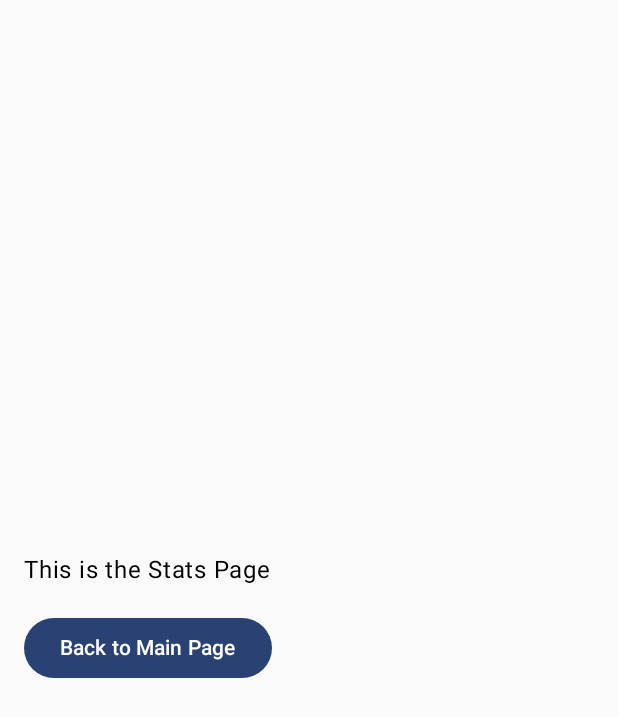
After one commit to jam9151/AndroidFitnessTracker, an Android app built with Jetpack Compose: the StatsPage screen opened through its navigation route, on a phone screen of 412 x 824 dp. The commit adds this screen. Shown: the top 717 px of the screen. Run offline under Robolectric (Android 15) with nearby library versions, the phone set to English and light mode, and no system bars.

Commit message:
added multiple pages with navigation

```diff
--- a/app/build.gradle.kts
+++ b/app/build.gradle.kts
@@ -71,8 +71,11 @@ dependencies {
     debugImplementation(libs.androidx.ui.test.manifest)
 
 
+
     //Added, Specify where they are being imported and what they do.
-    implementation(libs.androidx.security.crypto.ktx)
+    implementation(libs.androidx.security.crypto.ktx)   //allows secure user login
+    implementation(libs.androidx.navigation.compose)    //one MainActivity page and several smaller lightweight pages
+
 
 
 
--- a/app/src/main/java/com/example/androidfitnesstracker/MainActivity.kt
+++ b/app/src/main/java/com/example/androidfitnesstracker/MainActivity.kt
@@ -1,22 +1,18 @@
 package com.example.androidfitnesstracker
 
-import android.content.Intent
 import android.os.Bundle
 import androidx.activity.ComponentActivity
 import androidx.activity.compose.setContent
 import androidx.activity.enableEdgeToEdge
-import androidx.compose.foundation.layout.Arrangement
-import androidx.compose.foundation.layout.Column
-import androidx.compose.foundation.layout.Spacer
-import androidx.compose.foundation.layout.fillMaxSize
-import androidx.compose.foundation.layout.fillMaxWidth
-import androidx.compose.foundation.layout.height
-import androidx.compose.foundation.layout.padding
+import androidx.compose.material3.Text
+import androidx.compose.runtime.Composable
+import androidx.compose.ui.unit.dp
+import androidx.compose.foundation.layout.*
 import androidx.compose.material3.Button
-import androidx.compose.material3.Scaffold
-import androidx.compose.material3.Text
 import androidx.compose.ui.Modifier
-import androidx.compose.ui.unit.dp
+import androidx.navigation.compose.NavHost
+import androidx.navigation.compose.rememberNavController
+import androidx.navigation.compose.composable
 import com.example.androidfitnesstracker.ui.theme.AndroidFitnessTrackerTheme
 
 class MainActivity : ComponentActivity() {
@@ -24,37 +20,15 @@ class MainActivity : ComponentActivity() {
         super.onCreate(savedInstanceState)
 
         enableEdgeToEdge()
-        val sessionManager = UserSessionManager(this)
-        val username = sessionManager.getUsername()
-
-        // Here you handle the core features of the app
         setContent {
             AndroidFitnessTrackerTheme {
-                Column(
-                    modifier = Modifier
-                        .fillMaxSize()
-                        .padding(16.dp),
-                    verticalArrangement = Arrangement.Center
-                ) {
-                    Text(text = "Welcome to the Main Page, $username!")
+                val navController = rememberNavController()
 
-                    Spacer(modifier = Modifier.height(16.dp))
-
-                    // Log Out Button
-                    Button(
-                        onClick = {
-                            // Log the user out
-                            sessionManager.logoutUser()
-
-                            // Navigate back to the login screen
-                            val intent = Intent(this@MainActivity, LoginActivity::class.java)
-                            startActivity(intent)
-                            finish()  // Close MainActivity so user can't go back
-                        },
-                        modifier = Modifier.fillMaxWidth()
-                    ) {
-                        Text(text = "Log Out")
-                    }
+                // Set up the NavHost with routes
+                NavHost(navController = navController, startDestination = "mainPage") {
+                    composable("mainPage") { MainPage(navController) }
+                    composable("workoutPage") { WorkoutPage(navController) }
+                    composable("statsPage") { StatsPage(navController) }
                 }
             }
         }
--- /dev/null
+++ b/app/src/main/java/com/example/androidfitnesstracker/MainPage.kt
@@ -0,0 +1,33 @@
+package com.example.androidfitnesstracker
+
+import androidx.compose.material3.Text
+import androidx.compose.runtime.Composable
+import androidx.compose.foundation.layout.*
+import androidx.compose.material3.Button
+import androidx.compose.ui.Modifier
+import androidx.compose.ui.unit.dp
+import androidx.navigation.NavController
+
+@Composable
+fun MainPage(navController: NavController) {
+    Column(
+        modifier = Modifier
+            .fillMaxSize()
+            .padding(16.dp),
+        verticalArrangement = Arrangement.Center
+    ) {
+        Text(text = "Welcome to Main Page")
+
+        Spacer(modifier = Modifier.height(16.dp))
+
+        Button(onClick = { navController.navigate("workoutPage") }) {
+            Text("Go to Workout Page")
+        }
+
+        Spacer(modifier = Modifier.height(8.dp))
+
+        Button(onClick = { navController.navigate("statsPage") }) {
+            Text("Go to Stats Page")
+        }
+    }
+}
--- /dev/null
+++ b/app/src/main/java/com/example/androidfitnesstracker/StatsPage.kt
@@ -0,0 +1,27 @@
+package com.example.androidfitnesstracker
+
+import androidx.compose.material3.Text
+import androidx.compose.runtime.Composable
+import androidx.compose.foundation.layout.*
+import androidx.compose.material3.Button
+import androidx.compose.ui.Modifier
+import androidx.compose.ui.unit.dp
+import androidx.navigation.NavController
+
+@Composable
+fun StatsPage(navController: NavController) {
+    Column(
+        modifier = Modifier
+            .fillMaxSize()
+            .padding(16.dp),
+        verticalArrangement = Arrangement.Center
+    ) {
+        Text(text = "This is the Stats Page")
+
+        Spacer(modifier = Modifier.height(16.dp))
+
+        Button(onClick = { navController.navigateUp() }) {
+            Text("Back to Main Page")
+        }
+    }
+}
--- a/gradle/libs.versions.toml
+++ b/gradle/libs.versions.toml
@@ -8,12 +8,14 @@ espressoCore = "3.5.1"
 lifecycleRuntimeKtx = "2.6.1"
 activityCompose = "1.8.0"
 composeBom = "2024.04.01"
+navigationCompose = "2.8.3"
 securityCryptoKtx = "1.1.0-alpha06"
 securityCryptoKtxVersion = "1.0.0"
 storage = "1.4.2"
 
 [libraries]
 androidx-core-ktx = { group = "androidx.core", name = "core-ktx", version.ref = "coreKtx" }
+androidx-navigation-compose = { module = "androidx.navigation:navigation-compose", version.ref = "navigationCompose" }
 androidx-security-crypto-ktx = { module = "androidx.security:security-crypto-ktx", version.ref = "securityCryptoKtx" }
 junit = { group = "junit", name = "junit", version.ref = "junit" }
 androidx-junit = { group = "androidx.test.ext", name = "junit", version.ref = "junitVersion" }
```
Also changed, not shown: app/src/main/java/com/example/androidfitnesstracker/DailySummary.kt (added, +7 -0 lines), app/src/main/java/com/example/androidfitnesstracker/UserActivityManager.kt (added, +16 -0 lines), app/src/main/java/com/example/androidfitnesstracker/UserDatabaseHelper.kt (+67 -6 lines), app/src/main/java/com/example/androidfitnesstracker/WorkoutPage.kt (added, +27 -0 lines).
